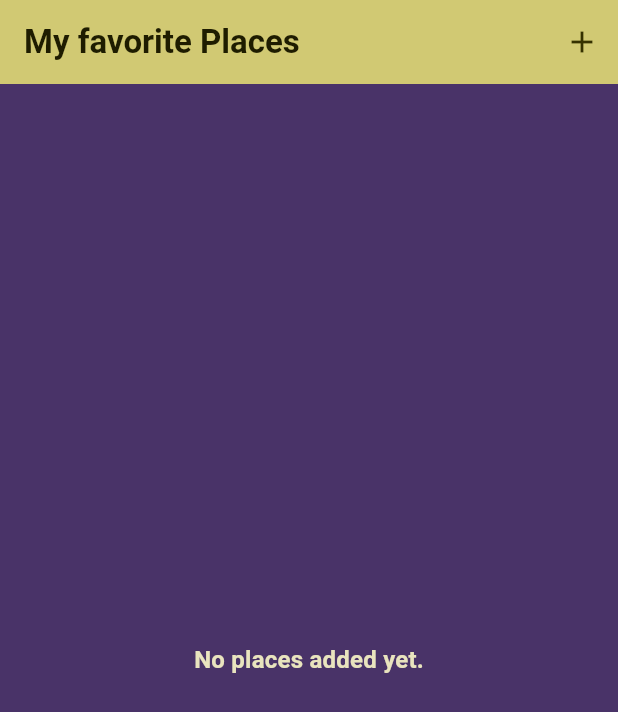
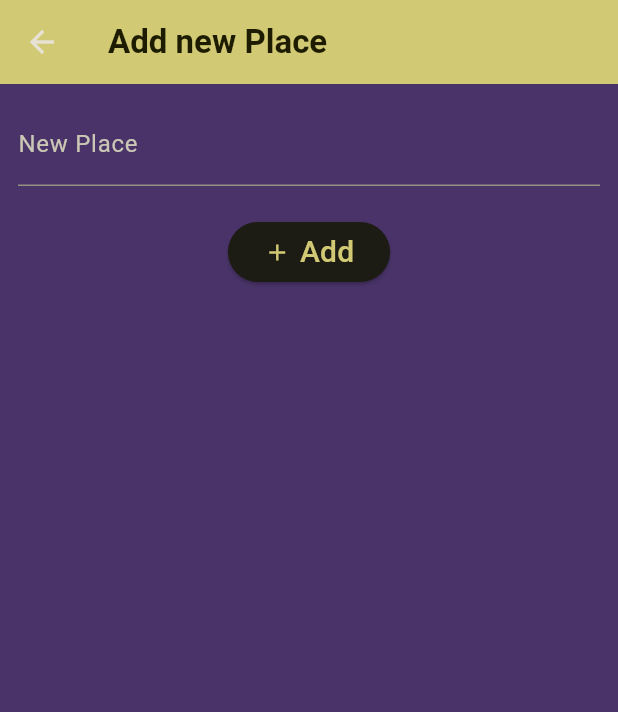
Before and after one commit to S-at-yam/Favorite-Places-App, a Flutter app: the screen it shows after launch, after a tap on the "add" icon, on a phone screen of 412 x 824 dp. Shown: the top 712 px of the screen. Run offline on Flutter 3.47's test engine with Material 3 defaults, Android fonts, the phone set to English and light mode, and no system bars; our stand-ins replace flutter_riverpod, google_fonts.

Commit message:
added main list screen, riverpod and add new place screen

```diff
--- a/lib/main.dart
+++ b/lib/main.dart
@@ -1,7 +1,8 @@
-import 'package:favorite_places/screens/fav_places_list.dart';
+import 'package:flutter_riverpod/flutter_riverpod.dart';
 import 'package:flutter/material.dart';
 
 import 'package:google_fonts/google_fonts.dart';
+import 'package:favorite_places/screens/fav_places_list_screen.dart';
 
 final colorScheme = ColorScheme.fromSeed(
   brightness: Brightness.dark,
@@ -20,7 +21,7 @@ final theme = ThemeData().copyWith(
 );
 
 void main() {
-  runApp(const MyApp());
+  runApp(ProviderScope(child: MyApp()));
 }
 
 class MyApp extends StatelessWidget {
--- /dev/null
+++ b/lib/models/place.dart
@@ -0,0 +1,10 @@
+import 'package:uuid/uuid.dart';
+
+var uuid = Uuid();
+
+class Place {
+  Place({required this.title}) : id = uuid.v4();
+
+  final String id;
+  final String title;
+}
--- /dev/null
+++ b/lib/provider/user_places.dart
@@ -0,0 +1,17 @@
+import 'package:favorite_places/models/place.dart';
+
+import 'package:flutter_riverpod/flutter_riverpod.dart';
+
+class UserPlacesNotifier extends StateNotifier<List<Place>> {
+  UserPlacesNotifier() : super(const []);
+
+  void addPlace(String title) {
+    final newPlace = Place(title: title);
+    state = [newPlace, ...state];
+  }
+}
+
+final userPlacesProvider =
+    StateNotifierProvider<UserPlacesNotifier, List<Place>>((ref) {
+      return UserPlacesNotifier();
+    });
--- a/lib/screens/fav_places_list.dart
+++ /dev/null
@@ -1,36 +0,0 @@
-import 'package:flutter/material.dart';
-
-class FavPlacesList extends StatelessWidget {
-  const FavPlacesList({super.key});
-  @override
-  Widget build(BuildContext context) {
-    return Scaffold(
-      appBar: AppBar(
-        backgroundColor: Theme.of(context).colorScheme.primary,
-        title: Text(
-          'My favorite Places',
-          style: Theme.of(context).textTheme.titleLarge!.copyWith(
-            color: Theme.of(context).colorScheme.onPrimaryFixed,
-          ),
-        ),
-        actions: [
-          IconButton(
-            onPressed: () {},
-            icon: Icon(
-              Icons.add,
-              color: Theme.of(context).colorScheme.onPrimary,
-            ),
-          ),
-        ],
-      ),
-      body: Center(
-        child: Text(
-          'No places added yet.',
-          style: Theme.of(context).textTheme.titleMedium!.copyWith(
-            color: Theme.of(context).colorScheme.onSecondaryContainer,
-          ),
-        ),
-      ),
-    );
-  }
-}
--- /dev/null
+++ b/lib/screens/fav_places_list_screen.dart
@@ -0,0 +1,56 @@
+import 'package:favorite_places/provider/user_places.dart';
+import 'package:flutter_riverpod/flutter_riverpod.dart';
+
+import 'package:favorite_places/screens/new_place_screen.dart';
+import 'package:favorite_places/widgets/place_list.dart';
+import 'package:flutter/material.dart';
+
+class FavPlacesList extends ConsumerWidget {
+  const FavPlacesList({super.key});
+
+  @override
+  Widget build(BuildContext context, WidgetRef ref) {
+    Widget activeScreen;
+
+    final userPlace = ref.watch(userPlacesProvider);
+
+    if (userPlace.isEmpty) {
+      activeScreen = Center(
+        child: Text(
+          'No places added yet.',
+          style: Theme.of(context).textTheme.titleMedium!.copyWith(
+            color: Theme.of(context).colorScheme.onSecondaryContainer,
+          ),
+        ),
+      );
+    } else {
+      activeScreen = PlaceList(places: userPlace);
+    }
+
+    return Scaffold(
+      appBar: AppBar(
+        backgroundColor: Theme.of(context).colorScheme.primary,
+        title: Text(
+          'My favorite Places',
+          style: Theme.of(context).textTheme.titleLarge!.copyWith(
+            color: Theme.of(context).colorScheme.onPrimaryFixed,
+          ),
+        ),
+        actions: [
+          IconButton(
+            onPressed: () {
+              Navigator.of(
+                context,
+              ).push(MaterialPageRoute(builder: (context) => NewPlaceScreen()));
+            },
+            icon: Icon(
+              Icons.add,
+              color: Theme.of(context).colorScheme.onPrimary,
+            ),
+          ),
+        ],
+      ),
+      body: activeScreen,
+    );
+  }
+}
--- /dev/null
+++ b/lib/screens/new_place_screen.dart
@@ -0,0 +1,70 @@
+import 'package:favorite_places/provider/user_places.dart';
+import 'package:flutter/material.dart';
+import 'package:flutter_riverpod/flutter_riverpod.dart';
+
+class NewPlaceScreen extends ConsumerStatefulWidget {
+  const NewPlaceScreen({super.key});
+
+  @override
+  ConsumerState<NewPlaceScreen> createState() {
+    return _NewPlaceScreenState();
+  }
+}
+
+class _NewPlaceScreenState extends ConsumerState<NewPlaceScreen> {
+  final _placeNameController = TextEditingController();
+
+  void _savePlace() {
+    final enteredTitle = _placeNameController.text;
+    ref.read(userPlacesProvider.notifier).addPlace(enteredTitle);
+    Navigator.of(context).pop();
+  }
+
+  @override
+  void dispose() {
+    super.dispose();
+    _placeNameController.dispose();
+  }
+
+  @override
+  Widget build(BuildContext context) {
+    return Scaffold(
+      appBar: AppBar(
+        title: Text(
+          'Add new Place',
+          style: Theme.of(context).textTheme.titleLarge!.copyWith(
+            color: Theme.of(context).colorScheme.onPrimaryFixed,
+          ),
+        ),
+        backgroundColor: Theme.of(context).colorScheme.primary,
+      ),
+      body: Padding(
+        padding: const EdgeInsets.all(12.0),
+        child: Column(
+          mainAxisAlignment: MainAxisAlignment.center,
+          mainAxisSize: MainAxisSize.min,
+
+          children: [
+            TextField(
+              decoration: InputDecoration(label: Text('New Place')),
+              controller: _placeNameController,
+            ),
+            const SizedBox(height: 20),
+            ElevatedButton(
+              onPressed: _savePlace,
+              child: Row(
+                mainAxisSize: MainAxisSize.min,
+                mainAxisAlignment: MainAxisAlignment.center,
+                children: [
+                  Icon(Icons.add),
+                  const SizedBox(width: 6),
+                  Text('Add', style: TextStyle(fontSize: 20)),
+                ],
+              ),
+            ),
+          ],
+        ),
+      ),
+    );
+  }
+}
--- a/pubspec.yaml
+++ b/pubspec.yaml
@@ -35,6 +35,8 @@ dependencies:
   # Use with the CupertinoIcons class for iOS style icons.
   cupertino_icons: ^1.0.8
   google_fonts: ^6.2.1
+  flutter_riverpod: ^2.6.1
+  uuid: ^4.5.1
 
 dev_dependencies:
   flutter_test:
```
Also changed, not shown: lib/screens/fav_place_screen.dart (added, +21 -0 lines), lib/widgets/place_list.dart (added, +31 -0 lines), pubspec.lock.
